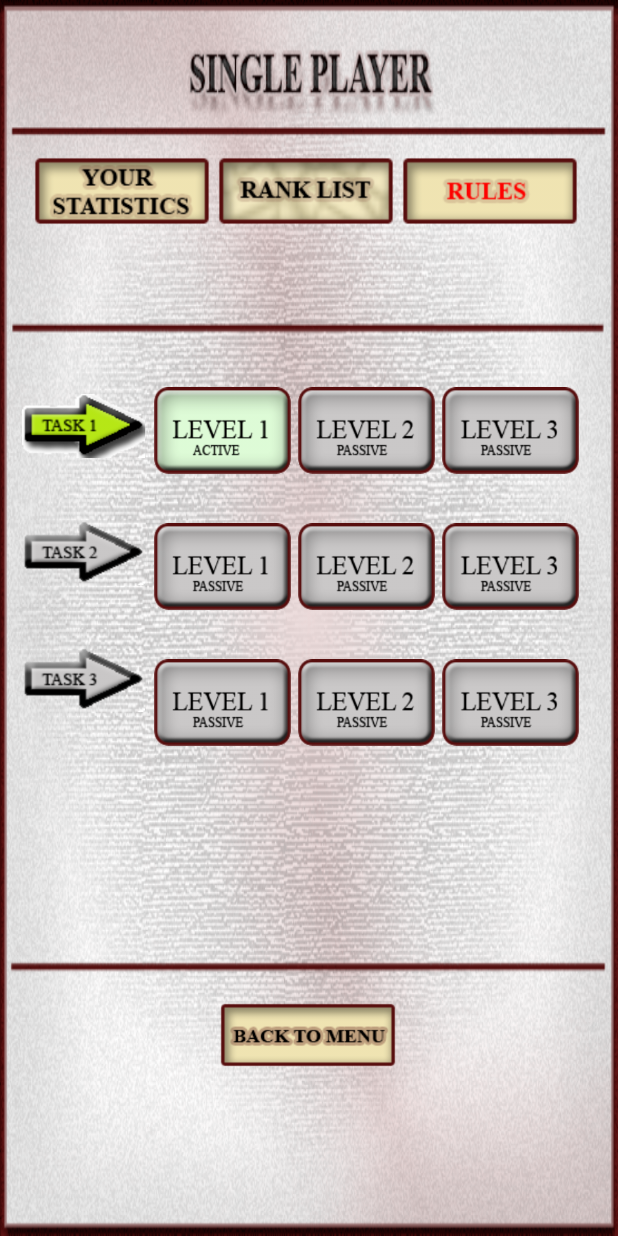
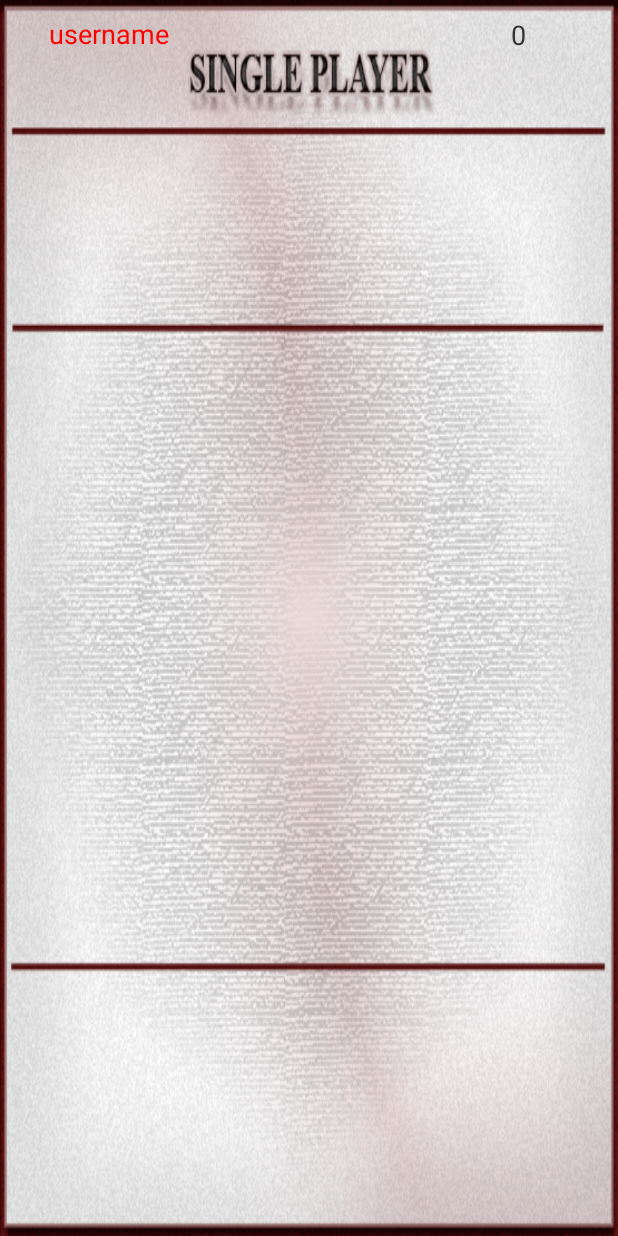
Before and after one commit to mk148a/CheckYourEnglishVocabulary, an Android app: the singleplayer screen opened directly, with no data from a screen before it, on a phone screen of 412 x 824 dp. Run offline under Robolectric (Android 15) with nearby library versions, the phone set to English and light mode, and no system bars; our stand-ins replace AdMob; Roboto replaces fonts that are not available here.

Commit message:
singleplayer design started
Signed-off-by: MURAT KANDİL <Mk148a@hotmail.com>

```diff
--- a/app/src/main/java/com/englishapps/com/checkyourenglishvocabulary/singleplayer.java
+++ b/app/src/main/java/com/englishapps/com/checkyourenglishvocabulary/singleplayer.java
@@ -5,20 +5,13 @@ import android.content.Intent;
 import android.os.Bundle;
 import android.support.v7.app.AppCompatActivity;
 import android.util.TypedValue;
-import android.view.Gravity;
-import android.view.View;
 import android.widget.Button;
 import android.widget.EditText;
 import android.widget.LinearLayout;
-import android.widget.TableLayout;
-import android.widget.TableRow;
 import android.widget.TextView;
-import android.widget.Toast;
 
 import com.google.android.gms.ads.AdRequest;
 import com.google.android.gms.ads.AdView;
-
-import java.util.ArrayList;
 
 public class singleplayer extends AppCompatActivity {
     private LinearLayout tl;
@@ -33,448 +26,13 @@ public class singleplayer extends AppCompatActivity {
         AdView adView = (AdView) this.findViewById(R.id.singleplayer_adView);
         AdRequest adRequest = new AdRequest.Builder().build();
         adView.loadAd(adRequest);
-        tl = (LinearLayout) findViewById(R.id.tasklinear);
-        al = (LinearLayout) findViewById(R.id.altlinear);
-        ll = (LinearLayout) findViewById(R.id.ortalinear);
-        ust = (LinearLayout) findViewById(R.id.singleplayer_ustlinear);
+
         TextView goldtxt = (TextView) findViewById(R.id.singleplayer_goldtxt);
         EditText usertxt = (EditText) findViewById(R.id.singleplayer_usernametxt);
-        try {
 
-            ll.addView(levelview());
-            tl.addView(taskview());
-            al.addView(altview());
-            ust.addView(ustview());
-            LinearLayout anasayfa = (LinearLayout) findViewById(R.id.singleplayer);
-
-            if (MainActivity.giriscalisti == true) {
-
-                // yl.addView(yarimaayarview());
-                goldtxt.setEnabled(true);
-                goldtxt.setVisibility(View.VISIBLE);
-                goldtxt.setText(Integer.toString(MainActivity.gold));
-                usertxt.setEnabled(true);
-                usertxt.setVisibility(View.VISIBLE);
-                usertxt.setText(MainActivity.kullaniciadi);
-                anasayfa.setBackgroundDrawable(getResources().getDrawable(resimara(getString(R.string.singleplayeruyebackground))));
-
-            } else {
-
-                goldtxt.setEnabled(false);
-                goldtxt.setVisibility(View.INVISIBLE);
-                usertxt.setEnabled(false);
-                usertxt.setVisibility(View.INVISIBLE);
-                anasayfa.setBackgroundDrawable(getResources().getDrawable(resimara(getString(R.string.singleplayerbackground))));
-            }
-
-
-        } catch (IllegalAccessException e1) {
-            e1.printStackTrace();
-        }
-        yenile();
-    }
-
-    public View levelview() throws IllegalAccessException {
-        int marg = (int) TypedValue.applyDimension(TypedValue.COMPLEX_UNIT_DIP, 40, getResources().getDisplayMetrics());
-        LinearLayout linearLayout = new LinearLayout(this);
-        linearLayout.setId(R.id.lay1);
-        linearLayout.setOrientation(LinearLayout.VERTICAL);
-        LinearLayout.LayoutParams pr = new LinearLayout.LayoutParams(LinearLayout.LayoutParams.MATCH_PARENT, LinearLayout.LayoutParams.MATCH_PARENT);
-        pr.setMargins(0, marg, 0, 0);
-        linearLayout.setLayoutParams(pr);
-
-        TableLayout tableLayout = new TableLayout(this);
-        tableLayout.setStretchAllColumns(false);
-        TableLayout.LayoutParams tb = (new TableLayout.LayoutParams(TableLayout.LayoutParams.MATCH_PARENT, TableLayout.LayoutParams.MATCH_PARENT));
-
-        tableLayout.setLayoutParams(tb);
-        tableLayout.setWeightSum(3);
-        int k = 1;
-        String[] value = null;
-        for (int i = 0; i < 3; i++) {
-            TableRow tableRow = new TableRow(this);
-            tableRow.setGravity(Gravity.NO_GRAVITY);
-            tableRow.setLayoutParams(new TableRow.LayoutParams(TableRow.LayoutParams.MATCH_PARENT, TableRow.LayoutParams.MATCH_PARENT, 1.0f));
-
-            for (int j = 0; j < 3; j++) {
-                int bosluk = (int) TypedValue.applyDimension(TypedValue.COMPLEX_UNIT_DIP, 5, getResources().getDisplayMetrics());
-                int genislik = (int) ((getResources().getDisplayMetrics().widthPixels * 0.70 - 3 * bosluk) / 3);
-                double oran = (float) 52 / (float) 81;
-
-                //Toast.makeText(getApplicationContext(),Double.toString(oran)+","+Integer.toString(genislik), Toast.LENGTH_SHORT).show();
-                int yukseklik = (int) (oran * genislik);
-
-
-                // Toast.makeText(getApplicationContext(),Integer.toString(bosluk), Toast.LENGTH_SHORT).show();
-                //getResources().getDisplayMetrics().scaledDensity*
-
-
-                //81x52 level buttonları
-                TableRow.LayoutParams tb1 = new TableRow.LayoutParams(genislik, yukseklik);
-                tb1.setMargins(0, bosluk, bosluk, bosluk * 6);
-                Button button = new Button(this);
-
-                button.setTag("level" + k);
-                switch (k) {
-                    case 1:
-                        button.setId(R.id.l1btn);
-                        break;
-                    case 2:
-                        button.setId(R.id.l2btn);
-                        break;
-                    case 3:
-                        button.setId(R.id.l3btn);
-                        break;
-                    case 4:
-                        button.setId(R.id.l4btn);
-                        break;
-                    case 5:
-                        button.setId(R.id.l5btn);
-                        break;
-                    case 6:
-                        button.setId(R.id.l6btn);
-                        break;
-                    case 7:
-                        button.setId(R.id.l7btn);
-                        break;
-                    case 8:
-                        button.setId(R.id.l8btn);
-                        break;
-                    case 9:
-                        button.setId(R.id.l9btn);
-                        break;
-                }
-                if (j == 0) {
-                    if (i == 0) {
-                        button.setBackgroundResource(resimara(getString(R.string.level1active)));
-
-                    } else if (i == 1) {
-                        button.setBackgroundResource(resimara(getString(R.string.level1passive)));
-                    } else if (i == 2) {
-                        button.setBackgroundResource(resimara(getString(R.string.level1passive)));
-                    }
-                } else if (j == 1) {
-                    button.setBackgroundResource(resimara(getString(R.string.level2passive)));
-                } else if (j == 2) {
-                    button.setBackgroundResource(resimara(getString(R.string.level3passive)));
-                }
-
-                button.setOnClickListener(new View.OnClickListener() {
-                    public void onClick(View v) {
-                        //kanal adı ve linkini tagden alıyor
-                        String gelentag = v.getTag().toString();
-
-                        Intent i = new Intent();
-
-                        i.setClass(singleplayer.this, Soruekrani.class);
-
-                        switch ((v.getTag().toString())) {
-                            case "level1":
-                                i.putExtra("data", "t1l1");
-                                Soruekrani.level = 1;
-                                Soruekrani.task = 1;
-                                Soruekrani.url = MainActivity.task1.level1.id;
-                                Soruekrani.cikanlevel = MainActivity.task1.level1;
-                                break;
-                            case "level2":
-                                i.putExtra("data", "t1l2");
-                                Soruekrani.level = 2;
-                                Soruekrani.task = 1;
-                                Soruekrani.url = MainActivity.task1.level2.id;
-                                Soruekrani.cikanlevel = MainActivity.task1.level2;
-                                break;
-                            case "level3":
-                                i.putExtra("data", "t1l3");
-                                Soruekrani.level = 3;
-                                Soruekrani.task = 1;
-                                Soruekrani.url = MainActivity.task1.level3.id;
-                                Soruekrani.cikanlevel = MainActivity.task1.level3;
-                                break;
-
-                            case "level4":
-                                i.putExtra("data", "t2l1");
-                                Soruekrani.level = 1;
-                                Soruekrani.task = 2;
-                                Soruekrani.url = MainActivity.task2.level1.id;
-                                Soruekrani.cikanlevel = MainActivity.task2.level1;
-                                break;
-                            case "level5":
-                                i.putExtra("data", "t2l2");
-                                Soruekrani.level = 2;
-                                Soruekrani.task = 2;
-                                Soruekrani.url = MainActivity.task2.level2.id;
-                                Soruekrani.cikanlevel = MainActivity.task2.level2;
-                                break;
-                            case "level6":
-                                i.putExtra("data", "t2l3");
-                                Soruekrani.level = 3;
-                                Soruekrani.task = 2;
-                                Soruekrani.url = MainActivity.task2.level3.id;
-                                Soruekrani.cikanlevel = MainActivity.task2.level3;
-                                break;
-                            case "level7":
-                                i.putExtra("data", "t3l1");
-                                Soruekrani.level = 1;
-                                Soruekrani.task = 3;
-                                Soruekrani.url = MainActivity.task3.level1.id;
-                                Soruekrani.cikanlevel = MainActivity.task3.level1;
-                                break;
-                            case "level8":
-                                i.putExtra("data", "t3l2");
-                                Soruekrani.level = 2;
-                                Soruekrani.task = 3;
-                                Soruekrani.url = MainActivity.task3.level2.id;
-                                Soruekrani.cikanlevel = MainActivity.task3.level2;
-                                break;
-                            case "level9":
-                                i.putExtra("data", "t3l3");
-                                Soruekrani.level = 3;
-                                Soruekrani.task = 3;
-                                Soruekrani.url = MainActivity.task3.level3.id;
-                                Soruekrani.cikanlevel = MainActivity.task3.level3;
-                                break;
-
-                        }
-
-
-                        startActivity(i);
-
-
-                    }
-                });
-
-
-                tableRow.addView(button, tb1);
-                k = k + 1;
-
-            }
-
-            tableLayout.addView(tableRow);
-        }
-
-
-        linearLayout.addView(tableLayout);
-
-        return linearLayout;
-    }
-
-    public View taskview() throws IllegalAccessException {
-        int marg = (int) TypedValue.applyDimension(TypedValue.COMPLEX_UNIT_DIP, 45, getResources().getDisplayMetrics());
-        LinearLayout linearLayout = new LinearLayout(this);
-        linearLayout.setOrientation(LinearLayout.VERTICAL);
-        LinearLayout.LayoutParams pr = new LinearLayout.LayoutParams(LinearLayout.LayoutParams.MATCH_PARENT, LinearLayout.LayoutParams.MATCH_PARENT);
-        pr.setMargins(dphesapla(15), marg, 0, 0);
-        linearLayout.setLayoutParams(pr);
-
-        TableLayout tableLayout = new TableLayout(this);
-        tableLayout.setStretchAllColumns(false);
-        TableLayout.LayoutParams tb = (new TableLayout.LayoutParams(TableLayout.LayoutParams.MATCH_PARENT, TableLayout.LayoutParams.MATCH_PARENT));
-
-        tableLayout.setLayoutParams(tb);
-        tableLayout.setWeightSum(3);
-        int k = 1;
-
-        String[] value = null;
-        for (int i = 0; i < 3; i++) {
-            TableRow tableRow = new TableRow(this);
-            tableRow.setGravity(Gravity.NO_GRAVITY);
-            int marg1 = (int) TypedValue.applyDimension(TypedValue.COMPLEX_UNIT_DIP, 40, getResources().getDisplayMetrics());
-            TableLayout.LayoutParams prr = new TableLayout.LayoutParams(new TableRow.LayoutParams(TableRow.LayoutParams.MATCH_PARENT, TableRow.LayoutParams.MATCH_PARENT, 1.0f));
-
-            tableRow.setLayoutParams(prr);
-
-            for (int j = 0; j < 1; j++) {
-                int bosluk = (int) TypedValue.applyDimension(TypedValue.COMPLEX_UNIT_DIP, 5, getResources().getDisplayMetrics());
-                int genislik = (int) ((getResources().getDisplayMetrics().widthPixels * 0.20));
-                double oran = (float) 36 / (float) 69;
-                int yukseklik = (int) (oran * genislik);
-
-                //69x36 level buttonları
-                TableRow.LayoutParams tb1 = new TableRow.LayoutParams(genislik, yukseklik);
-                tb1.setMargins(0, bosluk, bosluk, bosluk * 8);
-                Button button = new Button(this);
-
-                button.setTag("Task" + k);
-                switch (k) {
-                    case 1:
-                        button.setId(R.id.t1btn);
-                        break;
-                    case 2:
-                        button.setId(R.id.t2btn);
-                        break;
-                    case 3:
-                        button.setId(R.id.t3btn);
-                        break;
-                }
-                if (i == 0) {
-                    button.setBackgroundResource(resimara(getString(R.string.task1active)));
-                } else if (i == 1) {
-                    button.setBackgroundResource(resimara(getString(R.string.task2passive)));
-                } else if (i == 2) {
-                    button.setBackgroundResource(resimara(getString(R.string.task3passive)));
-                }
-
-                tableRow.addView(button, tb1);
-                k = k + 1;
-            }
-
-            tableLayout.addView(tableRow);
-        }
-
-
-        linearLayout.addView(tableLayout);
-
-        return linearLayout;
-    }
-
-    public View ustview() throws IllegalAccessException {
-        ArrayList<String> adad = new ArrayList<String>();
-        adad.add("YourStatistics");
-        adad.add("RankList");
-        adad.add("Rules");
-        int marg = (int) TypedValue.applyDimension(TypedValue.COMPLEX_UNIT_DIP, 40, getResources().getDisplayMetrics());
-        int marg2 = (int) TypedValue.applyDimension(TypedValue.COMPLEX_UNIT_DIP, 20, getResources().getDisplayMetrics());
-        LinearLayout linearLayout = new LinearLayout(this);
-        linearLayout.setOrientation(LinearLayout.VERTICAL);
-        LinearLayout.LayoutParams pr = new LinearLayout.LayoutParams(LinearLayout.LayoutParams.MATCH_PARENT, LinearLayout.LayoutParams.MATCH_PARENT);
-        pr.setMargins(marg2, (int) (marg * 0.50), 0, 0);
-        linearLayout.setLayoutParams(pr);
-
-        TableLayout tableLayout = new TableLayout(this);
-        tableLayout.setStretchAllColumns(false);
-        TableLayout.LayoutParams tb = (new TableLayout.LayoutParams(TableLayout.LayoutParams.MATCH_PARENT, TableLayout.LayoutParams.MATCH_PARENT));
-
-        tableLayout.setLayoutParams(tb);
-        tableLayout.setWeightSum(2);
-        int k = 1;
-        String[] value = null;
-        for (int i = 0; i < 1; i++) {
-            TableRow tableRow = new TableRow(this);
-            tableRow.setGravity(Gravity.NO_GRAVITY);
-            int marg1 = (int) TypedValue.applyDimension(TypedValue.COMPLEX_UNIT_DIP, 40, getResources().getDisplayMetrics());
-            TableLayout.LayoutParams prr = new TableLayout.LayoutParams(new TableRow.LayoutParams(TableRow.LayoutParams.MATCH_PARENT, TableRow.LayoutParams.MATCH_PARENT, 1.0f));
-
-            tableRow.setLayoutParams(prr);
-
-            for (int j = 0; j < 3; j++) {
-                int bosluk = (int) TypedValue.applyDimension(TypedValue.COMPLEX_UNIT_DIP, 3, getResources().getDisplayMetrics());
-                int genislik = (int) ((getResources().getDisplayMetrics().widthPixels / 3.5));
-                double oran = (float) 43 / (float) 110;
-                int yukseklik = (int) (oran * genislik);
-                //110x43 level buttonları
-                TableRow.LayoutParams tb1 = new TableRow.LayoutParams(genislik, yukseklik);
-                tb1.setMargins((int) (bosluk * 1.1), bosluk, bosluk, bosluk);
-                Button button = new Button(this);
-                //butonadı
-                button.setTag(adad.get(j));
-                button.setOnClickListener(new View.OnClickListener() {
-                    public void onClick(View v) {
-                        //kanal adı ve linkini tagden alıyor
-                        String gelentag = v.getTag().toString();
-                        Intent i = new Intent();
-                        switch ((v.getTag().toString())) {
-                            case "YourStatistics":
-                                i.setClass(singleplayer.this, YourStatistics.class);
-                                startActivity(i);
-                                break;
-                            case "RankList":
-                                if (MainActivity.giriscalisti == true) {
-                                    i.setClass(singleplayer.this, RankList.class);
-                                    startActivity(i);
-                                } else {
-                                    Toast.makeText(getApplicationContext(), R.string.mainyazi1, Toast.LENGTH_LONG).show();
-                                }
-                                break;
-                            case "Rules":
-                                i.setClass(singleplayer.this, Rules.class);
-                                startActivity(i);
-                                break;
-                        }
-
-                    }
-                });
-                if (j == 0) {
-                    button.setBackgroundResource(resimara(getString(R.string.yourstatisticbutton)));
-                } else if (j == 1) {
-                    button.setBackgroundResource(resimara(getString(R.string.ranklistbutton)));
-                } else if (j == 2) {
-                    button.setBackgroundResource(resimara(getString(R.string.rulesbutton)));
-                }
-                tableRow.addView(button, tb1);
-                k = k + 1;
-
-            }
-            tableLayout.addView(tableRow);
-
-
-        }
-        linearLayout.addView(tableLayout);
-        return linearLayout;
 
     }
 
-    public View altview() throws IllegalAccessException {
-        ArrayList<String> adad = new ArrayList<String>();
-        adad.add("BacktoMenu");
-
-
-        int marg = (int) TypedValue.applyDimension(TypedValue.COMPLEX_UNIT_DIP, 40, getResources().getDisplayMetrics());
-        LinearLayout linearLayout = new LinearLayout(this);
-        linearLayout.setOrientation(LinearLayout.VERTICAL);
-        LinearLayout.LayoutParams pr = new LinearLayout.LayoutParams(LinearLayout.LayoutParams.MATCH_PARENT, LinearLayout.LayoutParams.MATCH_PARENT);
-        pr.setMargins(0, 0, 0, 0);
-        linearLayout.setLayoutParams(pr);
-
-        TableLayout tableLayout = new TableLayout(this);
-        tableLayout.setStretchAllColumns(false);
-        TableLayout.LayoutParams tb = (new TableLayout.LayoutParams(TableLayout.LayoutParams.MATCH_PARENT, TableLayout.LayoutParams.MATCH_PARENT));
-
-        tableLayout.setLayoutParams(tb);
-        tableLayout.setWeightSum(1);
-        int k = 1;
-        String[] value = null;
-        for (int i = 0; i < 1; i++) {
-            TableRow tableRow = new TableRow(this);
-            tableRow.setGravity(Gravity.NO_GRAVITY);
-            int marg1 = (int) TypedValue.applyDimension(TypedValue.COMPLEX_UNIT_DIP, 40, getResources().getDisplayMetrics());
-            TableLayout.LayoutParams prr = new TableLayout.LayoutParams(new TableRow.LayoutParams(TableRow.LayoutParams.MATCH_PARENT, TableRow.LayoutParams.MATCH_PARENT, 1.0f));
-
-            tableRow.setLayoutParams(prr);
-
-            for (int j = 0; j < 1; j++) {
-                int yukarı = (int) TypedValue.applyDimension(TypedValue.COMPLEX_UNIT_DIP, 10, getResources().getDisplayMetrics());
-                int genislik = (int) ((getResources().getDisplayMetrics().widthPixels / 3.5));
-                int sol = (int) ((getResources().getDisplayMetrics().widthPixels / 2.8));
-                double oran = (float) 57 / (float) 155;
-                int yukseklik = (int) (oran * genislik);
-                //155x57 backto menu button
-                TableRow.LayoutParams tb1 = new TableRow.LayoutParams(genislik, yukseklik);
-                tb1.setMargins(sol, yukarı, 0, 0);
-                Button button = new Button(this);
-                button.setOnClickListener(new View.OnClickListener() {
-                    public void onClick(View v) {
-
-                        Intent i = new Intent();
-                        i.setClass(singleplayer.this, MainActivity.class);
-                        startActivity(i);
-                    }
-                });
-                if (j == 0) {
-                    button.setBackgroundResource(resimara(getString(R.string.yourstatisticbacktomenu)));
-                }
-
-                tableRow.addView(button, tb1);
-                k = k + 1;
-
-            }
-            tableLayout.addView(tableRow);
-
-
-        }
-        linearLayout.addView(tableLayout);
-        return linearLayout;
-
-    }
 
     @Override
     public void onBackPressed() {
--- a/app/src/main/res/layout/activity_singleplayer.xml
+++ b/app/src/main/res/layout/activity_singleplayer.xml
@@ -1,4 +1,12 @@
 <?xml version="1.0" encoding="utf-8"?>
+<RelativeLayout xmlns:android="http://schemas.android.com/apk/res/android"
+    xmlns:ads="http://schemas.android.com/apk/res-auto"
+    xmlns:tools="http://schemas.android.com/tools"
+    android:layout_width="match_parent"
+    android:layout_height="match_parent"
+    android:background="@drawable/blue"
+    android:theme="@android:style/Theme.Holo.Light.NoActionBar"
+    tools:context="com.englishapps.com.checkyourenglishvocabulary.singleplayer">
 
     <LinearLayout xmlns:android="http://schemas.android.com/apk/res/android"
         xmlns:tools="http://schemas.android.com/tools"
@@ -134,51 +142,9 @@
             android:orientation="vertical"
             android:layout_width="match_parent"
             android:layout_height="0dp"
-        android:layout_weight=".16"
-        android:id="@+id/singleplayer_ustlinear"
-        android:baselineAligned="false">
-
-    </LinearLayout>
-
-    <LinearLayout
-        android:orientation="horizontal"
-        android:layout_width="match_parent"
-        android:layout_height="0dp"
-        android:layout_weight="0.54"
-        android:layout_gravity="center_horizontal"
-        android:id="@+id/orta"
-        android:baselineAligned="false">
-
-        <LinearLayout
-            android:orientation="vertical"
-            android:layout_width="0dp"
-            android:layout_height="match_parent"
-            android:layout_weight="0.25"
-            android:id="@+id/tasklinear"></LinearLayout>
-
-        <LinearLayout
-            android:orientation="vertical"
-            android:layout_width="0dp"
-            android:layout_height="match_parent"
-            android:layout_weight="0.75"
-            android:id="@+id/ortalinear"></LinearLayout>
-
-    </LinearLayout>
-
-    <LinearLayout
-        android:orientation="vertical"
-        android:layout_width="match_parent"
-        android:layout_height="0dp"
             android:layout_weight="0.2"
             android:layout_gravity="center_horizontal"
             android:id="@+id/alt">
-
-        <LinearLayout
-            android:orientation="vertical"
-            android:layout_width="match_parent"
-            android:layout_height="0dp"
-            android:id="@+id/altlinear"
-            android:layout_weight=".5"></LinearLayout>
 
             <LinearLayout
                 android:orientation="horizontal"
@@ -191,37 +157,25 @@
                     android:orientation="vertical"
                     android:layout_width="0dp"
                     android:layout_height="match_parent"
-                android:id="@+id/linearLayout4"
-                android:layout_weight=".02" />
-
-            <LinearLayout
-                android:orientation="vertical"
-                android:layout_width="0dp"
-                android:layout_height="match_parent"
                     android:id="@+id/linearLayout5"
                     android:layout_weight=".96" >
 
-                <com.google.android.gms.ads.AdView
-                    android:id="@+id/singleplayer_adView"
-                    ads:adSize="BANNER"
-                    ads:adUnitId="ca-app-pub-9551427770579242/6397688217"
-                    android:layout_width="wrap_content"
-                    android:layout_height="wrap_content"
-                    android:layout_alignParentBottom="true"
-                    android:layout_centerHorizontal="true"
-                    android:layout_gravity="center">
-                </com.google.android.gms.ads.AdView>
-            </LinearLayout>
-
-            <LinearLayout
-                android:orientation="vertical"
-                android:layout_width="0dp"
-                android:layout_height="match_parent"
-                android:id="@+id/linearLayout6"
-                android:layout_weight=".02" />
 
                 </LinearLayout>
 
             </LinearLayout>
 
         </LinearLayout>
+
+    </LinearLayout>
+
+    <com.google.android.gms.ads.AdView
+        android:id="@+id/singleplayer_adView"
+        android:layout_width="wrap_content"
+        android:layout_height="wrap_content"
+        android:layout_alignParentBottom="true"
+        android:layout_centerHorizontal="true"
+        android:layout_gravity="center"
+        ads:adSize="BANNER"
+        ads:adUnitId="ca-app-pub-9551427770579242/6397688217"></com.google.android.gms.ads.AdView>
+</RelativeLayout>
```
Lines whose indentation alone changed are shown as unchanged.
